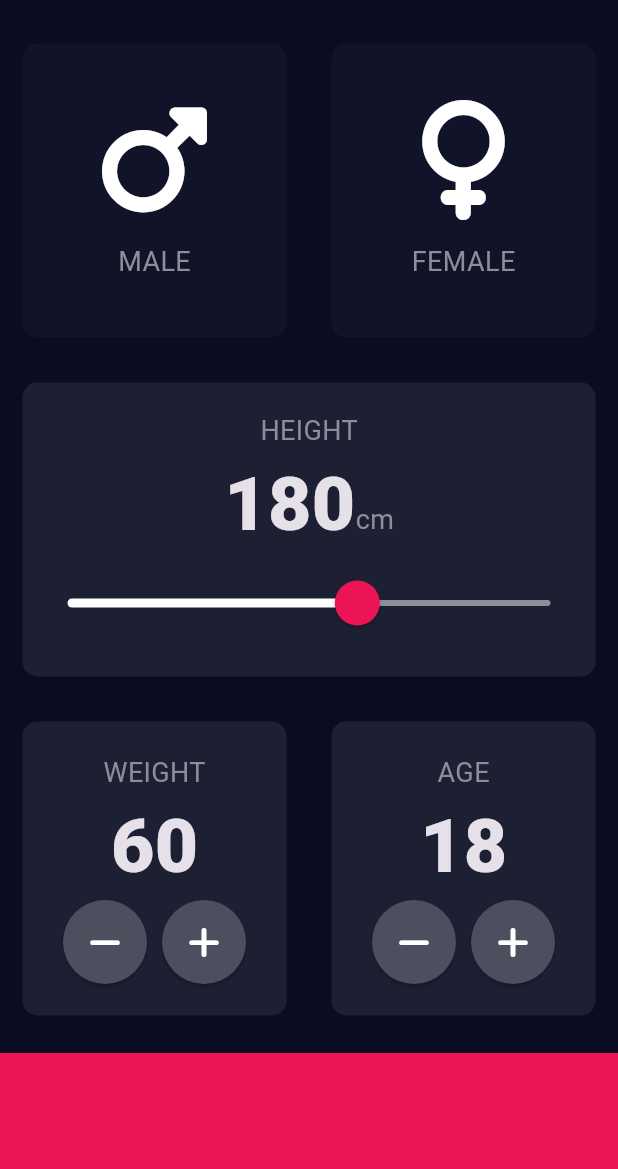
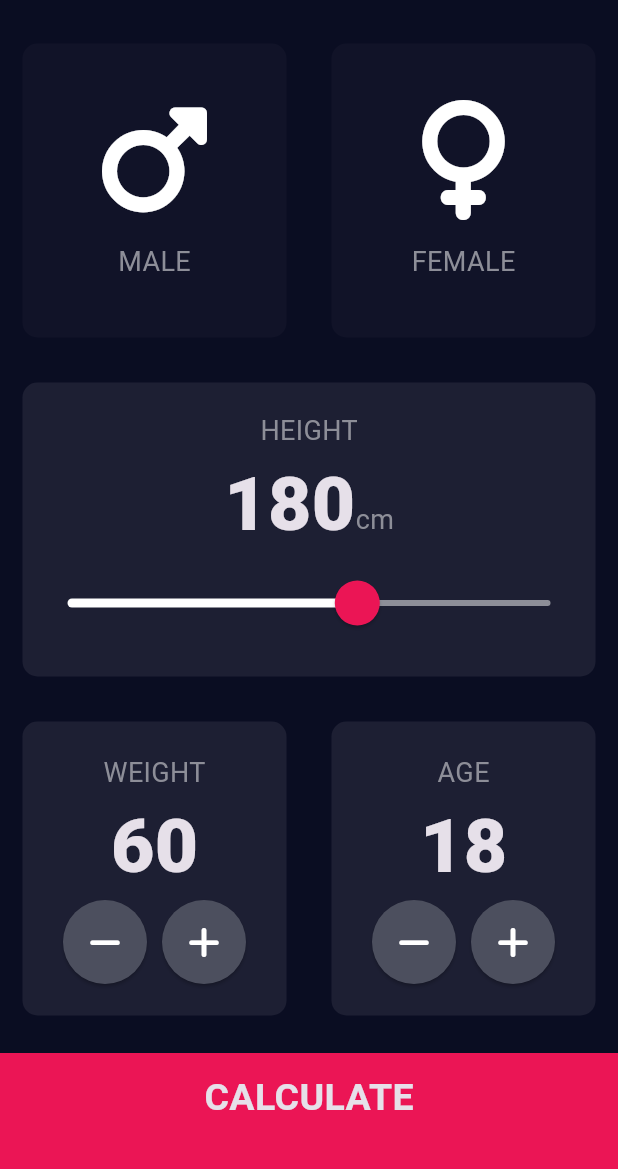
Before and after one commit to shox17/bmi-calculator, a Flutter app: the screen it shows after launch, on a phone screen of 412 x 824 dp, the part 63-1232 px from its top. Run offline on Flutter 3.47's test engine with Material 3 defaults, Android fonts, the phone set to English and light mode, and no system bars; our stand-ins replace font_awesome_flutter.

Commit message:
2nd commit

```diff
--- /dev/null
+++ b/lib/components/bottom_button.dart
@@ -0,0 +1,28 @@
+import 'package:flutter/material.dart';
+import '../constants.dart';
+
+class BottomButton extends StatelessWidget {
+  final void Function() onTap;
+  final String labelTitle;
+
+  const BottomButton({super.key,required this.onTap, required this.labelTitle});
+
+  @override
+  Widget build(BuildContext context) {
+    return GestureDetector(
+      onTap: onTap,
+      child: Container(
+        color: kBottomContainerColor,
+        margin: const EdgeInsets.only(top: 10.0),
+        padding: const EdgeInsets.only(bottom: 20.0),
+        width: double.infinity,
+        height: kBottomContainerHeight,
+        child:  Center(
+          child: Text(labelTitle,
+            style: kLargeButtonTextStyle,
+          ),
+        ),
+      ),
+    );
+  }
+}
--- a/lib/icon_content.dart
+++ b/lib/components/icon_content.dart
@@ -1,5 +1,5 @@
 import 'package:flutter/material.dart';
-import 'constants.dart';
+import '../constants.dart';
 
 class IconContent extends StatelessWidget {
   //properties of IconContent
--- /dev/null
+++ b/lib/components/round_icon_button.dart
@@ -0,0 +1,22 @@
+import 'package:flutter/material.dart';
+
+class RoundIconButton extends StatelessWidget {
+  final void Function() onPressed;
+  final IconData icon;
+  const RoundIconButton(
+      {super.key, required this.icon, required this.onPressed});
+  @override
+  Widget build(BuildContext context) {
+    return RawMaterialButton(
+      onPressed: onPressed,
+      elevation: 1.0,
+      constraints: const BoxConstraints.tightFor(
+        width: 56.0,
+        height: 56.0,
+      ),
+      shape: const CircleBorder(),
+      fillColor: const Color(0xFF4C4F5E),
+      child: Icon(icon),
+    );
+  }
+}
--- a/lib/main.dart
+++ b/lib/main.dart
@@ -1,5 +1,5 @@
 import 'package:flutter/material.dart';
-import 'input_page.dart';
+import 'screens/input_page.dart';
 
 void main() => runApp(const BMICalculator());
 
--- a/lib/input_page.dart
+++ b/lib/screens/input_page.dart
@@ -1,8 +1,12 @@
+import 'package:bmi_calculator/screens/results_page.dart';
 import 'package:flutter/material.dart';
 import 'package:font_awesome_flutter/font_awesome_flutter.dart';
-import 'reusable_card.dart';
-import 'icon_content.dart';
-import 'constants.dart';
+import '../components/reusable_card.dart';
+import '../components/icon_content.dart';
+import '../constants.dart';
+import '../components/round_icon_button.dart';
+import '../components/bottom_button.dart';
+import 'package:bmi_calculator/calculator_brain.dart';
 
 enum Gender {
   male,
@@ -225,35 +229,28 @@ class _InputPageState extends State<InputPage> {
               ],
             ),
           ),
-          Container(
-            color: kBottomContainerColor,
-            margin: const EdgeInsets.only(top: 10.0),
-            width: double.infinity,
-            height: kBottomContainerHeight,
+          BottomButton(
+            onTap: () {
+              CalculatorBrain calc =
+                  CalculatorBrain(weight: weight, height: height);
+
+              Navigator.push(
+                context,
+                MaterialPageRoute(
+                  builder: (context) {
+                    return ResultsPage(
+                      bmiResult: calc.calculateBMI(),
+                      resultText: calc.getResult(),
+                      interpretation: calc.getInterpretation(),
+                    );
+                  },
+                ),
+              );
+            },
+            labelTitle: 'CALCULATE',
           ),
         ],
       ),
     );
   }
 }
-
-class RoundIconButton extends StatelessWidget {
-  final void Function() onPressed;
-  final IconData icon;
-  const RoundIconButton(
-      {super.key, required this.icon, required this.onPressed});
-  @override
-  Widget build(BuildContext context) {
-    return RawMaterialButton(
-      onPressed: onPressed,
-      elevation: 1.0,
-      constraints: const BoxConstraints.tightFor(
-        width: 56.0,
-        height: 56.0,
-      ),
-      shape: const CircleBorder(),
-      fillColor: const Color(0xFF4C4F5E),
-      child: Icon(icon),
-    );
-  }
-}
```
Also changed, not shown: lib/calculator_brain.dart (added, +36 -0 lines), lib/constants.dart (+21 -1 lines), lib/screens/results_page.dart (added, +72 -0 lines), lib/components/reusable_card.dart (renamed from lib/reusable_card.dart).
